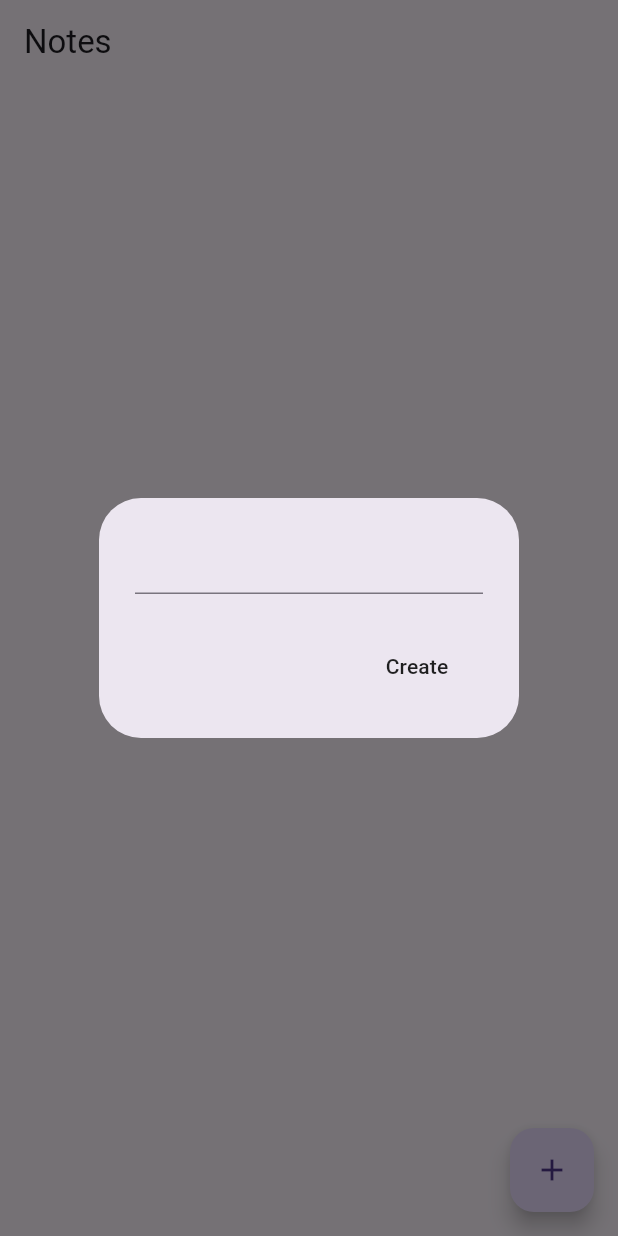
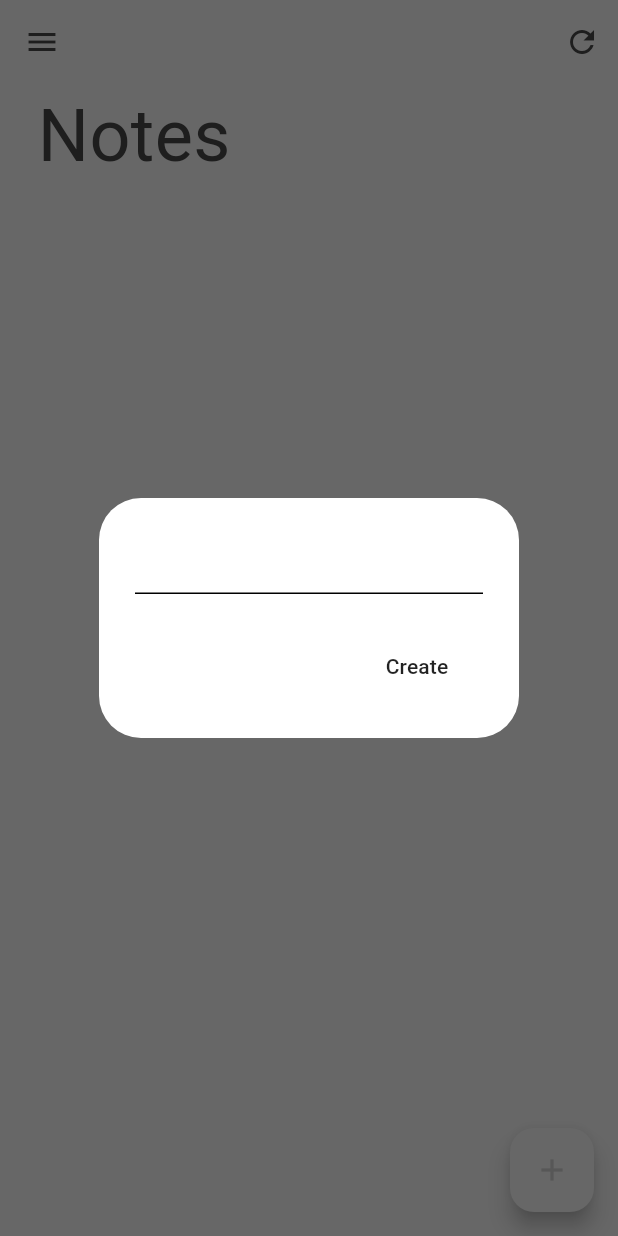
Before and after one commit to ZakyTm/Note_app, a Flutter app: the screen it shows after launch, after a tap on the "add" icon, on a phone screen of 412 x 824 dp. Run offline on Flutter 3.47's test engine with Material 3 defaults, Android fonts, the phone set to English and light mode, and no system bars; our stand-ins replace google_fonts, isar; accounts and stored records are empty; generated files the repository leaves out were written again.

Commit message:
adding the necessary themes for the drawer and the app bar make it look abit minilist

```diff
--- a/lib/main.dart
+++ b/lib/main.dart
@@ -13,7 +13,9 @@ void main() async {
 
   runApp(
     MultiProvider(providers: [
+      //Note database provider
       ChangeNotifierProvider(create: (context) => NoteDataBase()),
+      //Theme provider
       ChangeNotifierProvider(create: (context) => ThemeProvider()),
     ], child: const MyApp()),
   );
@@ -25,9 +27,10 @@ class MyApp extends StatelessWidget {
   // This widget is the root of your application.
   @override
   Widget build(BuildContext context) {
-    return const MaterialApp(
+    return MaterialApp(
       debugShowCheckedModeBanner: false,
       home: NotesPage(),
+      theme: Provider.of<ThemeProvider>(context).themeData,
     );
   }
 }
--- a/lib/pages/notes_page.dart
+++ b/lib/pages/notes_page.dart
@@ -1,5 +1,6 @@
 import 'package:flutter/material.dart';
 import 'package:flutter/widgets.dart';
+import 'package:google_fonts/google_fonts.dart';
 import 'package:note_app/models/note_database.dart';
 import 'package:provider/provider.dart';
 
@@ -100,13 +101,40 @@ class _NotesPageState extends State<NotesPage> {
     List<Note> currentNotes = noteDatabase.currentNotes;
     return Scaffold(
       appBar: AppBar(
-        title: const Text('Notes'),
+        elevation: 0,
+        backgroundColor: Colors.transparent,
+        foregroundColor: Theme.of(context).colorScheme.inversePrimary,
+        actions: [
+          IconButton(
+            icon: const Icon(Icons.refresh),
+            onPressed: readNotes,
           ),
+        ],
+      ),
+      backgroundColor: Theme.of(context).colorScheme.primary,
       floatingActionButton: FloatingActionButton(
         onPressed: createNote,
         child: const Icon(Icons.add),
       ),
-      body: ListView.builder(
+      drawer: Drawer(),
+      body: Column(
+        crossAxisAlignment: CrossAxisAlignment.start,
+        children: [
+          // title
+          Padding(
+            padding: const EdgeInsets.only(left: 25.0),
+            child: Text(
+              "Notes",
+              style: GoogleFonts.dmSerifText(
+                fontSize: 48,
+                color: Theme.of(context).colorScheme.inversePrimary,
+              ),
+              //fontsize
+            ),
+          ),
+          //list of notes
+          Expanded(
+            child: ListView.builder(
               itemCount: currentNotes.length,
               itemBuilder: (context, index) {
                 //get individual note
@@ -137,6 +165,9 @@ class _NotesPageState extends State<NotesPage> {
                 );
               },
             ),
+          ),
+        ],
+      ),
     );
   }
 }
--- a/lib/theme/theme.dart
+++ b/lib/theme/theme.dart
@@ -4,9 +4,9 @@ import 'package:flutter/material.dart';
 ThemeData lightMode = ThemeData(
   brightness: Brightness.light,
   colorScheme: ColorScheme.light(
-    primary: Colors.blue,
-    secondary: Colors.green,
-    onPrimary: Colors.white,
+    primary: Colors.grey.shade300,
+    secondary: Colors.grey.shade200,
+    onPrimary: Colors.grey.shade400,
     onSecondary: Colors.white,
     inversePrimary: Colors.grey.shade800,
   ),
--- a/lib/theme/theme_provider.dart
+++ b/lib/theme/theme_provider.dart
@@ -6,7 +6,7 @@ class ThemeProvider extends ChangeNotifier {
   ThemeData _themeData = lightMode;
 
   //getter to get the theme
-  ThemeData getTheme() => _themeData;
+  ThemeData get themeData => _themeData;
 
   // getter method to see if we are in dark mode or not
   bool get isDarkMode => _themeData == darkMode;
--- a/pubspec.yaml
+++ b/pubspec.yaml
@@ -39,6 +39,7 @@ dependencies:
   isar_flutter_libs: ^3.1.0+1
   path_provider: ^2.1.4
   provider: ^6.1.2
+  google_fonts: ^6.2.1
 
 dev_dependencies:
   flutter_test:
```
Also changed, not shown: pubspec.lock. Lines whose indentation alone changed are shown as unchanged.
